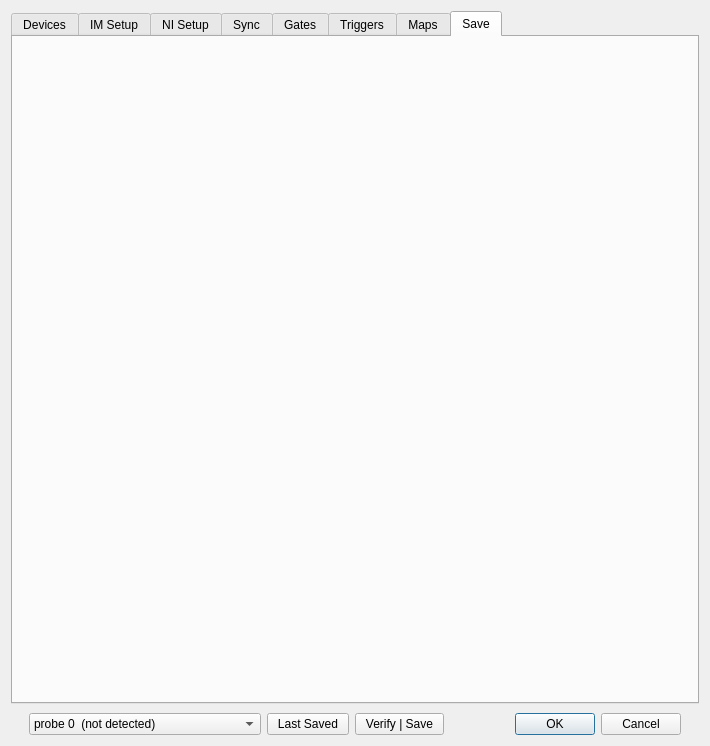
Old version of the form Forms/ConfigureDialog.ui in the repository billkarsh/SpikeGLX.
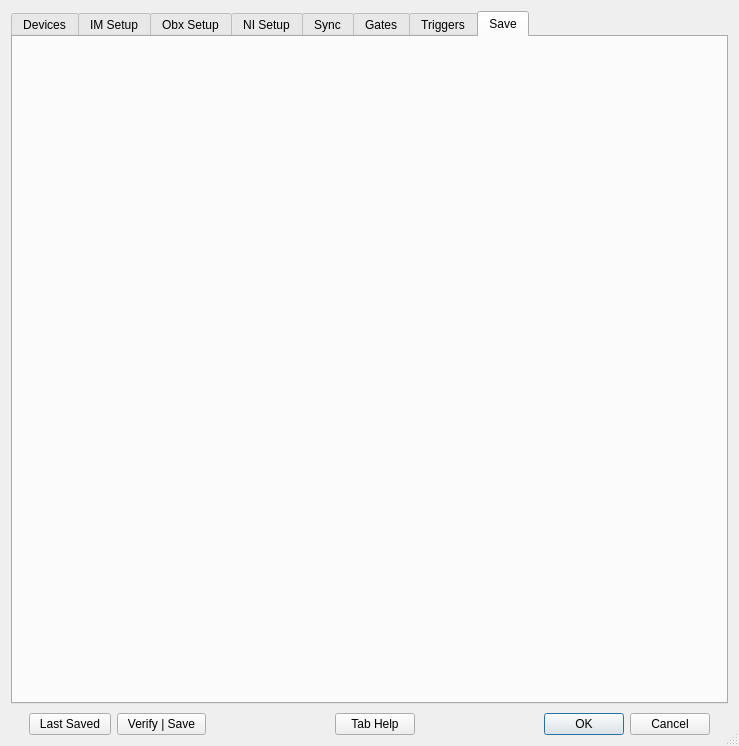
New version of the form. The open tabs and pages were chosen to show the change. Icons and pictures are not drawn.

What changed in the file:
```diff
--- a/Forms/ConfigureDialog.ui
+++ b/Forms/ConfigureDialog.ui
@@ -9,7 +9,7 @@
    <rect>
     <x>0</x>
     <y>0</y>
-    <width>710</width>
+    <width>739</width>
     <height>746</height>
    </rect>
   </property>
@@ -21,7 +21,7 @@
   </property>
   <property name="minimumSize">
    <size>
-    <width>710</width>
+    <width>739</width>
     <height>746</height>
    </size>
   </property>
@@ -35,6 +35,9 @@
   <property name="toolTip">
    <string/>
   </property>
+  <property name="sizeGripEnabled">
+   <bool>true</bool>
+  </property>
   <property name="modal">
    <bool>true</bool>
   </property>
@@ -72,6 +75,11 @@
        <string>IM Setup</string>
       </attribute>
      </widget>
+     <widget class="QWidget" name="obxTab">
+      <attribute name="title">
+       <string>Obx Setup</string>
+      </attribute>
+     </widget>
      <widget class="QWidget" name="niTab">
       <attribute name="title">
        <string>NI Setup</string>
@@ -92,11 +100,6 @@
        <string>Triggers</string>
       </attribute>
      </widget>
-     <widget class="QWidget" name="mapTab">
-      <attribute name="title">
-       <string>Maps</string>
-      </attribute>
-     </widget>
      <widget class="QWidget" name="snsTab">
       <attribute name="title">
        <string>Save</string>
@@ -115,27 +118,6 @@
      <property name="rightMargin">
       <number>18</number>
      </property>
-     <item>
-      <widget class="QComboBox" name="probeCB">
-       <property name="sizePolicy">
-        <sizepolicy hsizetype="MinimumExpanding" vsizetype="Fixed">
-         <horstretch>0</horstretch>
-         <verstretch>0</verstretch>
-        </sizepolicy>
-       </property>
-       <property name="focusPolicy">
-        <enum>Qt::ClickFocus</enum>
-       </property>
-       <property name="toolTip">
-        <string>Current imec settings apply to this probe</string>
-       </property>
-       <item>
-        <property name="text">
-         <string>probe 0  (not detected)</string>
-        </property>
-       </item>
-      </widget>
-     </item>
      <item>
       <widget class="QPushButton" name="resetBut">
        <property name="sizePolicy">
@@ -162,6 +144,39 @@
        </property>
       </widget>
      </item>
+     <item>
+      <spacer name="horizontalSpacer">
+       <property name="orientation">
+        <enum>Qt::Horizontal</enum>
+       </property>
+       <property name="sizeHint" stdset="0">
+        <size>
+         <width>40</width>
+         <height>20</height>
+        </size>
+       </property>
+      </spacer>
+     </item>
+     <item>
+      <widget class="QPushButton" name="helpBut">
+       <property name="text">
+        <string>Tab Help</string>
+       </property>
+      </widget>
+     </item>
+     <item>
+      <spacer name="horizontalSpacer_2">
+       <property name="orientation">
+        <enum>Qt::Horizontal</enum>
+       </property>
+       <property name="sizeHint" stdset="0">
+        <size>
+         <width>40</width>
+         <height>20</height>
+        </size>
+       </property>
+      </spacer>
+     </item>
      <item>
       <widget class="QDialogButtonBox" name="buttonBox">
        <property name="sizePolicy">
```
Left out of the diff: 7 changed lines with no effect on the pictures.
